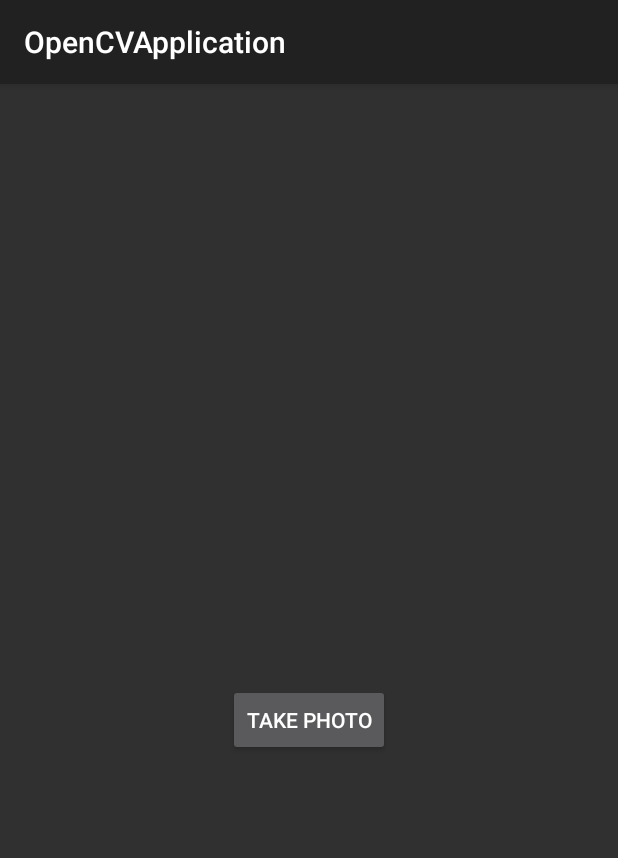
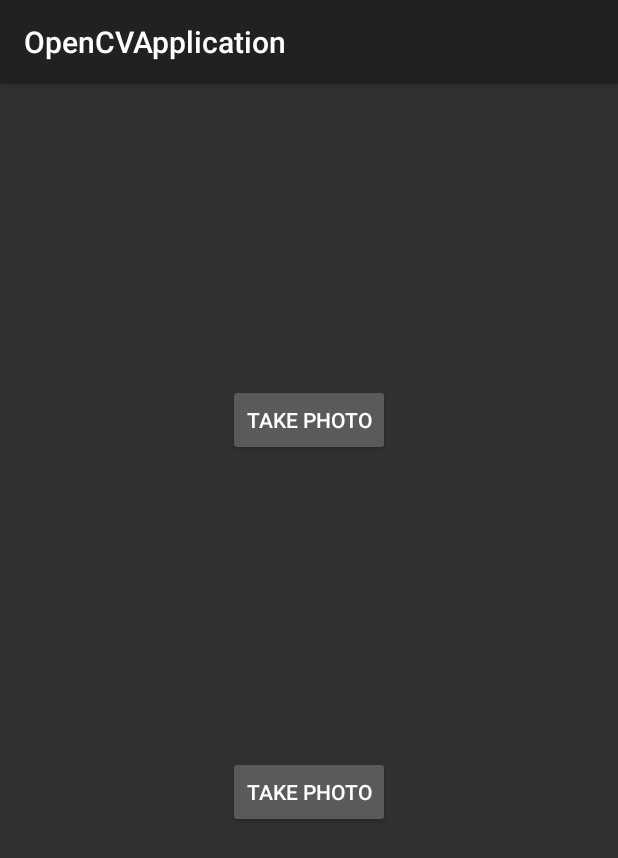
Before and after one commit to aldajo92/AndroidKt_OpenCVApp, an Android app: the screen it shows after launch (DocScanCV2Activity), after a tap on "BUTTON", on a phone screen of 412 x 824 dp. Shown: the top 858 px of the screen. Run offline under Robolectric (Android 15) with nearby library versions, the light colour scheme and no system bars; libraries missing offline, so code that uses them is left out: androidx.camera.core, androidx.camera.lifecycle; 3 statements that could not run were skipped.

Commit message:
save image into internal phone storage

```diff
--- a/app/src/main/AndroidManifest.xml
+++ b/app/src/main/AndroidManifest.xml
@@ -6,10 +6,11 @@
     <uses-feature android:name="android.hardware.camera.any" />
     <uses-permission android:name="android.permission.CAMERA" />
     <uses-permission android:name="android.permission.RECORD_AUDIO" />
-    <uses-permission android:name="android.permission.WRITE_EXTERNAL_STORAGE" android:maxSdkVersion="28" />
+    <uses-permission android:name="android.permission.WRITE_EXTERNAL_STORAGE" tools:ignore="ScopedStorage" />
 
     <application
         android:allowBackup="true"
+        android:usesCleartextTraffic="true"
         android:dataExtractionRules="@xml/data_extraction_rules"
         android:fullBackupContent="@xml/backup_rules"
         android:icon="@mipmap/ic_launcher"
--- a/app/src/main/java/com/aldajo92/opencvapplication/MainActivity.kt
+++ b/app/src/main/java/com/aldajo92/opencvapplication/MainActivity.kt
@@ -1,13 +1,29 @@
 package com.aldajo92.opencvapplication
 
+import android.app.Activity
 import android.os.Bundle
+import android.util.Log
+import androidx.activity.result.contract.ActivityResultContracts
 import androidx.appcompat.app.AppCompatActivity
 import com.aldajo92.opencvapplication.databinding.ActivityMainBinding
 import com.aldajo92.scancv.DocScanCV2Activity
+import com.aldajo92.scancv.DocScanCV2Activity.Companion.PHOTO_IMAGE_BUNDLE_KEY
 
 class MainActivity : AppCompatActivity() {
 
     private lateinit var viewBinding: ActivityMainBinding
+
+    private val requestPhotoResult = registerForActivityResult(
+        ActivityResultContracts.StartActivityForResult()
+    ) {
+        if (it.resultCode == Activity.RESULT_OK) {
+            it.data
+                ?.getStringExtra(PHOTO_IMAGE_BUNDLE_KEY)
+                ?.let { pathString: String ->
+                    Log.i("alejo", pathString)
+                }
+        }
+    }
 
     override fun onCreate(savedInstanceState: Bundle?) {
         super.onCreate(savedInstanceState)
@@ -15,7 +31,7 @@ class MainActivity : AppCompatActivity() {
         setContentView(viewBinding.root)
 
         viewBinding.buttonCamera.setOnClickListener {
-            DocScanCV2Activity.openCamera(this)
+            requestPhotoResult.launch(DocScanCV2Activity.openCameraIntent(this))
         }
     }
 
--- a/opencv46/src/main/java/com/aldajo92/scancv/DocScanCV2Activity.kt
+++ b/opencv46/src/main/java/com/aldajo92/scancv/DocScanCV2Activity.kt
@@ -1,9 +1,11 @@
 package com.aldajo92.scancv
 
 import android.Manifest
+import android.app.Activity
 import android.content.Context
 import android.content.Intent
 import android.content.pm.PackageManager
+import android.graphics.Bitmap
 import android.os.Build
 import android.os.Bundle
 import android.util.Log
@@ -26,7 +28,16 @@ import java.util.concurrent.Executors
 class DocScanCV2Activity : AppCompatActivity() {
     private lateinit var viewBinding: ActivityDocScanV2Binding
     private lateinit var cameraExecutor: ExecutorService
-    private var ivBitmap: ImageView? = null
+
+    private lateinit var ivBitmap: ImageView
+
+    private var imageResult: Bitmap? = null
+
+    private val cvAnalyzer = OpenCVAnalyzer { bitmap ->
+        CoroutineScope(Dispatchers.Main).launch {
+            ivBitmap.setImageBitmap(bitmap)
+        }
+    }
 
     override fun onCreate(savedInstanceState: Bundle?) {
         super.onCreate(savedInstanceState)
@@ -44,9 +55,30 @@ class DocScanCV2Activity : AppCompatActivity() {
 
         ivBitmap = viewBinding.ivBitmap
 
+        viewBinding.button.setOnClickListener {
+            cvAnalyzer.cropImageFromBitmap { bitmapResult ->
+                CoroutineScope(Dispatchers.Main).launch {
+                    imageResult = bitmapResult
+                    viewBinding.ivResult.setImageBitmap(bitmapResult)
+                }
+            }
+        }
+
+        viewBinding.doneButton.setOnClickListener {
+            imageResult?.let {
+                val imageUri = saveMediaToStorage(it, this)
+                setResult(
+                    Activity.RESULT_OK,
+                    Intent().putExtra(PHOTO_IMAGE_BUNDLE_KEY, imageUri?.path)
+                )
+                finish()
+            }
+        }
+
         cameraExecutor = Executors.newSingleThreadExecutor()
 
     }
+
 
     private fun startCamera() {
         val cameraProviderFuture = ProcessCameraProvider.getInstance(this)
@@ -58,11 +90,7 @@ class DocScanCV2Activity : AppCompatActivity() {
                 .setOutputImageFormat(ImageAnalysis.OUTPUT_IMAGE_FORMAT_RGBA_8888)
                 .build()
                 .also {
-                    it.setAnalyzer(cameraExecutor, OpenCVAnalyzer { bitmap ->
-                        CoroutineScope(Dispatchers.Main).launch {
-                            ivBitmap?.setImageBitmap(bitmap)
-                        }
-                    })
+                    it.setAnalyzer(cameraExecutor, cvAnalyzer)
                 }
 
             try {
@@ -76,8 +104,8 @@ class DocScanCV2Activity : AppCompatActivity() {
                     imageAnalyzer
                 )
 
-            } catch(exc: Exception) {
-                Log.e(TAG, "Use case binding failed", exc)
+            } catch (exc: Exception) {
+                Log.e(this::class.java.name, "Use case binding failed", exc)
             }
 
         }, ContextCompat.getMainExecutor(this))
@@ -85,7 +113,8 @@ class DocScanCV2Activity : AppCompatActivity() {
 
     private fun allPermissionsGranted() = REQUIRED_PERMISSIONS.all {
         ContextCompat.checkSelfPermission(
-            baseContext, it) == PackageManager.PERMISSION_GRANTED
+            baseContext, it
+        ) == PackageManager.PERMISSION_GRANTED
     }
 
     override fun onDestroy() {
@@ -103,9 +132,11 @@ class DocScanCV2Activity : AppCompatActivity() {
             if (allPermissionsGranted()) {
                 startCamera()
             } else {
-                Toast.makeText(this,
+                Toast.makeText(
+                    this,
                     "Permissions not granted by the user.",
-                    Toast.LENGTH_SHORT).show()
+                    Toast.LENGTH_SHORT
+                ).show()
                 finish()
             }
         }
@@ -113,17 +144,15 @@ class DocScanCV2Activity : AppCompatActivity() {
 
     companion object {
         init {
-            if (!OpenCVLoader.initDebug())
-                Log.d("aldajo", "Unable to load OpenCV")
-            else
-                Log.d("aldajo", "OpenCV loaded")
-
+            if (!OpenCVLoader.initDebug()) Log.d(this::class.java.name, "Unable to load OpenCV")
+            else Log.d(this::class.java.name, "OpenCV loaded")
             System.loadLibrary("native-lib")
         }
-        private const val TAG = "CameraXApp"
+
         private const val REQUEST_CODE_PERMISSIONS = 10
+
         private val REQUIRED_PERMISSIONS =
-            mutableListOf (
+            mutableListOf(
                 Manifest.permission.CAMERA,
                 Manifest.permission.RECORD_AUDIO
             ).apply {
@@ -131,10 +160,10 @@ class DocScanCV2Activity : AppCompatActivity() {
                     add(Manifest.permission.WRITE_EXTERNAL_STORAGE)
                 }
             }.toTypedArray()
-        fun openCamera(context: Context){
-            context.startActivity(
-                Intent(context, DocScanCV2Activity::class.java)
-            )
-        }
+
+        const val PHOTO_IMAGE_BUNDLE_KEY = "PHOTO_IMAGE_BUNDLE_KEY"
+
+        fun openCameraIntent(context: Context) = Intent(context, DocScanCV2Activity::class.java)
+
     }
 }
--- a/opencv46/src/main/res/layout/activity_doc_scan_v2.xml
+++ b/opencv46/src/main/res/layout/activity_doc_scan_v2.xml
@@ -10,10 +10,24 @@
     <ImageView
         android:id="@+id/ivBitmap"
         android:layout_width="match_parent"
-        android:layout_height="400dp"
+        android:layout_height="200dp"
         android:layout_gravity="center" />
 
     <Button
+        android:id="@+id/button"
+        android:layout_width="wrap_content"
+        android:layout_height="wrap_content"
+        android:layout_gravity="center"
+        android:text="@string/take_photo" />
+
+    <ImageView
+        android:id="@+id/ivResult"
+        android:layout_width="match_parent"
+        android:layout_height="200dp"
+        android:layout_gravity="center" />
+
+    <Button
+        android:id="@+id/doneButton"
         android:layout_width="wrap_content"
         android:layout_height="wrap_content"
         android:layout_gravity="center"
--- a/opencv46/src/main/res/values/strings.xml
+++ b/opencv46/src/main/res/values/strings.xml
@@ -1,3 +1,4 @@
 <resources>
     <string name="take_photo">Take photo</string>
+    <string name="app_name">doc_scanner</string>
 </resources>
```
Also changed, not shown: opencv46/src/main/AndroidManifest.xml (+12 -0 lines), opencv46/src/main/java/com/aldajo92/scancv/OpenCVAnalyzer.kt (+29 -24 lines), opencv46/src/main/java/com/aldajo92/scancv/StoreUtils.kt (added, +42 -0 lines), 1 other file.
